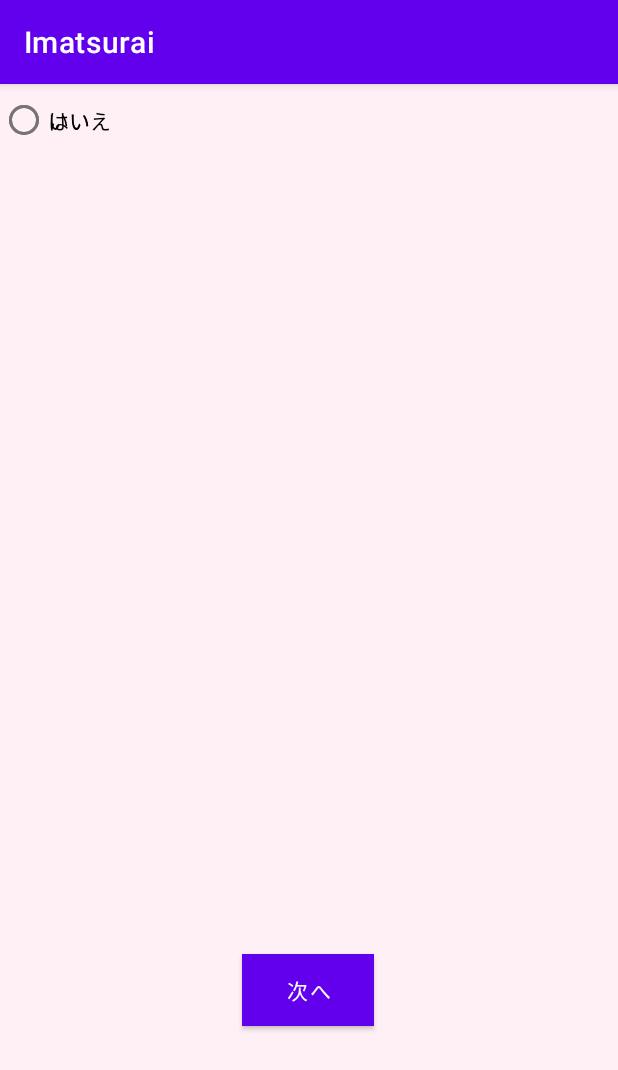
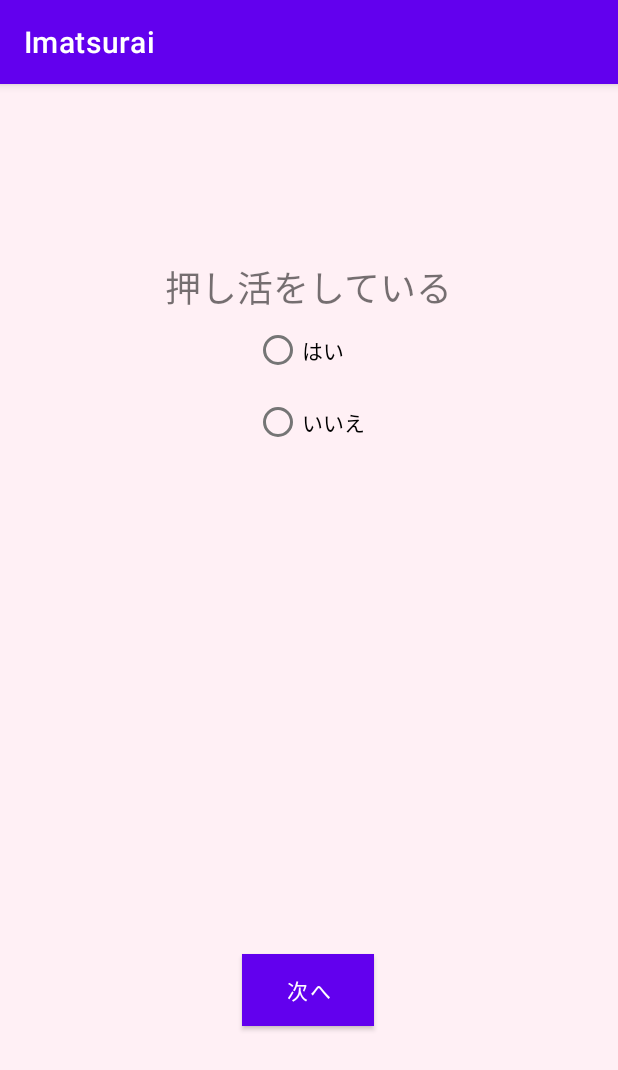
Before and after one commit to ayatakeishi/Imatsurai, an Android app: the oshikatsuwoshiteiru screen opened directly, with no data from a screen before it, on a phone screen of 412 x 824 dp. Shown: the top 1070 px of the screen. Run offline under Robolectric (Android 15) with nearby library versions, the phone set to English and light mode, and no system bars.

Commit message:
遷移作業を全て終了した、つもり。

```diff
--- a/app/src/main/java/jp/techacademy/aya/takeishi/imatsurai/oshikatsuwoshiteiru.kt
+++ b/app/src/main/java/jp/techacademy/aya/takeishi/imatsurai/oshikatsuwoshiteiru.kt
@@ -1,11 +1,31 @@
 package jp.techacademy.aya.takeishi.imatsurai
 
+import android.content.Intent
+import android.os.Bundle
+import android.widget.Button
+import android.widget.RadioButton
+import android.widget.RadioGroup
 import androidx.appcompat.app.AppCompatActivity
-import android.os.Bundle
 
 class oshikatsuwoshiteiru : AppCompatActivity() {
     override fun onCreate(savedInstanceState: Bundle?) {
         super.onCreate(savedInstanceState)
         setContentView(R.layout.activity_oshikatsuwoshiteiru)
+
+        val nextButton = findViewById<Button>(R.id.nextButton)
+        val radioGroup = findViewById<RadioGroup>(R.id.radioGroup)
+        val radioButtonYes = findViewById<RadioButton>(R.id.radioButtonYes)
+        val radioButtonNo = findViewById<RadioButton>(R.id.radioButtonNo)
+
+        nextButton.setOnClickListener {
+            val intent = if (radioGroup.checkedRadioButtonId == radioButtonYes.id) {
+                // "はい"が選択されている場合
+                Intent(this, kaiketsuhou_eiga::class.java)
+            } else {
+                // "いいえ"が選択されている場合
+                Intent(this, soudan_top::class.java)
+            }
+            startActivity(intent)
+        }
     }
 }
--- a/app/src/main/res/layout/activity_kyounochoushi.xml
+++ b/app/src/main/res/layout/activity_kyounochoushi.xml
@@ -11,7 +11,7 @@
         android:id="@+id/textView"
         android:layout_width="wrap_content"
         android:layout_height="wrap_content"
-        android:text="今日の体調はいかがですか？"
+        android:text="今日の調子はいかがですか？"
         android:gravity="center"
         android:textSize="24sp"
         app:layout_constraintBottom_toBottomOf="parent"
--- a/app/src/main/res/layout/activity_oshikatsuwoshiteiru.xml
+++ b/app/src/main/res/layout/activity_oshikatsuwoshiteiru.xml
@@ -7,42 +7,42 @@
     android:background="#FFF0F5"
     tools:context=".MainActivity">
 
-
-
+    <TextView
+        android:id="@+id/textView1"
+        android:layout_width="wrap_content"
+        android:layout_height="wrap_content"
+        android:text="押し活をしている"
+        android:gravity="center"
+        android:textSize="24sp"
+        app:layout_constraintBottom_toBottomOf="parent"
+        app:layout_constraintHorizontal_bias="0.498"
+        app:layout_constraintLeft_toLeftOf="parent"
+        app:layout_constraintRight_toRightOf="parent"
+        app:layout_constraintTop_toTopOf="parent"
+        app:layout_constraintVertical_bias="0.16" />
 
     <RadioGroup
         android:id="@+id/radioGroup"
         android:layout_width="wrap_content"
         android:layout_height="wrap_content"
         android:orientation="vertical"
-        app:layout_constraintTop_toBottomOf="@+id/editTextDate"
+        app:layout_constraintTop_toBottomOf="@+id/textView1"
         app:layout_constraintStart_toStartOf="parent"
         app:layout_constraintEnd_toEndOf="parent"
-        app:layout_constraintVertical_bias="0.4">
-
-    </RadioGroup>
-
-
-
+        app:layout_constraintVertical_bias="0.3">
 
         <RadioButton
             android:id="@+id/radioButtonYes"
             android:layout_width="wrap_content"
             android:layout_height="wrap_content"
-        android:text="はい"
-        tools:layout_editor_absoluteX="161dp"
-        tools:layout_editor_absoluteY="255dp" />
-
-
+            android:text="はい" />
 
         <RadioButton
             android:id="@+id/radioButtonNo"
             android:layout_width="wrap_content"
             android:layout_height="wrap_content"
-        android:text="いいえ"
-        tools:layout_editor_absoluteX="161dp"
-        tools:layout_editor_absoluteY="351dp" />
-
+            android:text="いいえ" />
+    </RadioGroup>
 
     <Button
         android:id="@+id/nextButton"
@@ -56,9 +56,7 @@
         app:layout_constraintEnd_toEndOf="parent"
         app:layout_constraintHorizontal_bias="0.498"
         app:layout_constraintStart_toStartOf="parent"
-        app:layout_constraintTop_toBottomOf="@id/editTextDate"
+        app:layout_constraintTop_toBottomOf="@id/radioGroup"
         app:layout_constraintVertical_bias="1.0" />
 
-
-
 </androidx.constraintlayout.widget.ConstraintLayout>
--- a/app/src/main/res/layout/activity_seinengappi.xml
+++ b/app/src/main/res/layout/activity_seinengappi.xml
@@ -27,10 +27,10 @@
         android:id="@+id/nextButton"
         android:layout_width="wrap_content"
         android:layout_height="wrap_content"
-        android:layout_marginBottom="328dp"
-        android:background="#FFA500"
+        android:layout_marginBottom="250dp"
+        android:background="#0000FF"
         android:text="次へ"
-        android:textColor="#000000"
+        android:textColor="#FFFFFF"
         app:layout_constraintBottom_toBottomOf="parent"
         app:layout_constraintEnd_toEndOf="parent"
         app:layout_constraintHorizontal_bias="0.538"
```
Also changed, not shown: app/src/main/java/jp/techacademy/aya/takeishi/imatsurai/kaizenhou_top.kt (+21 -1 lines), app/src/main/java/jp/techacademy/aya/takeishi/imatsurai/kyounochoushi.kt (+10 -0 lines), app/src/main/java/jp/techacademy/aya/takeishi/imatsurai/menusentaku.kt (+21 -1 lines), app/src/main/java/jp/techacademy/aya/takeishi/imatsurai/sotonomigasuki.kt (+21 -1 lines), app/src/main/res/layout/activity_sotonomigasuki.xml (+51 -3 lines). Lines whose indentation alone changed are shown as unchanged.
